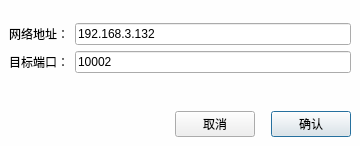
This is Dialog/dialognetparameter.ui in Mtr1994/DeskSocket as Qt 5 draws it before an edit. The edited form follows.
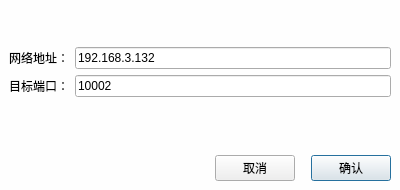
This is the edited form.

Patch:
```diff
--- a/Dialog/dialognetparameter.ui
+++ b/Dialog/dialognetparameter.ui
@@ -6,8 +6,8 @@
    <rect>
     <x>0</x>
     <y>0</y>
-    <width>360</width>
-    <height>146</height>
+    <width>400</width>
+    <height>190</height>
    </rect>
   </property>
   <property name="windowTitle">
@@ -49,7 +49,7 @@
         <property name="sizeHint" stdset="0">
          <size>
           <width>20</width>
-          <height>46</height>
+          <height>40</height>
          </size>
         </property>
        </spacer>
@@ -151,7 +151,7 @@
         <property name="sizeHint" stdset="0">
          <size>
           <width>20</width>
-          <height>40</height>
+          <height>20</height>
          </size>
         </property>
        </spacer>
```
Left out of the diff: 18 changed lines with no effect on the pictures.
